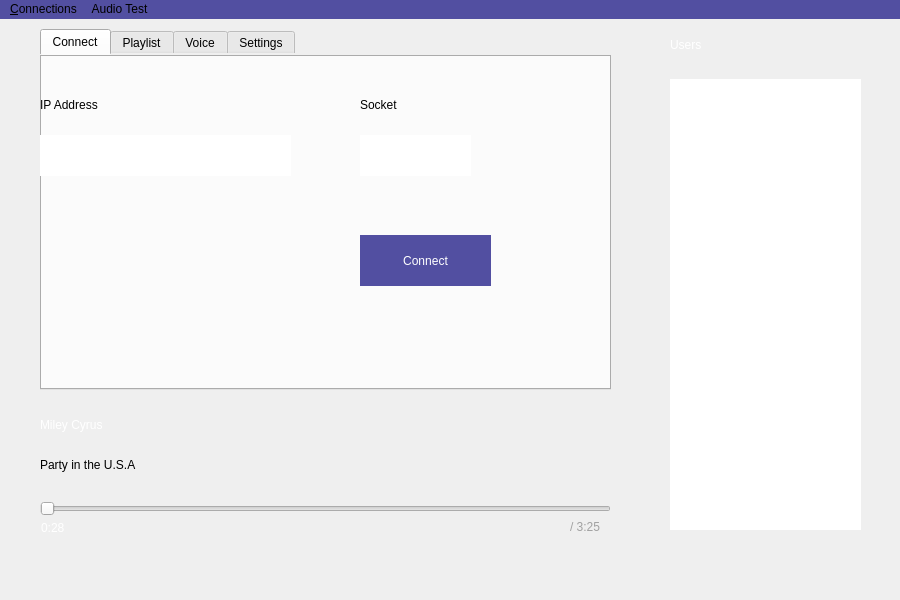
Before: the Qt Designer form Source/Client/mainwindow.ui in imoongom/commaudio, drawn with Qt 5.
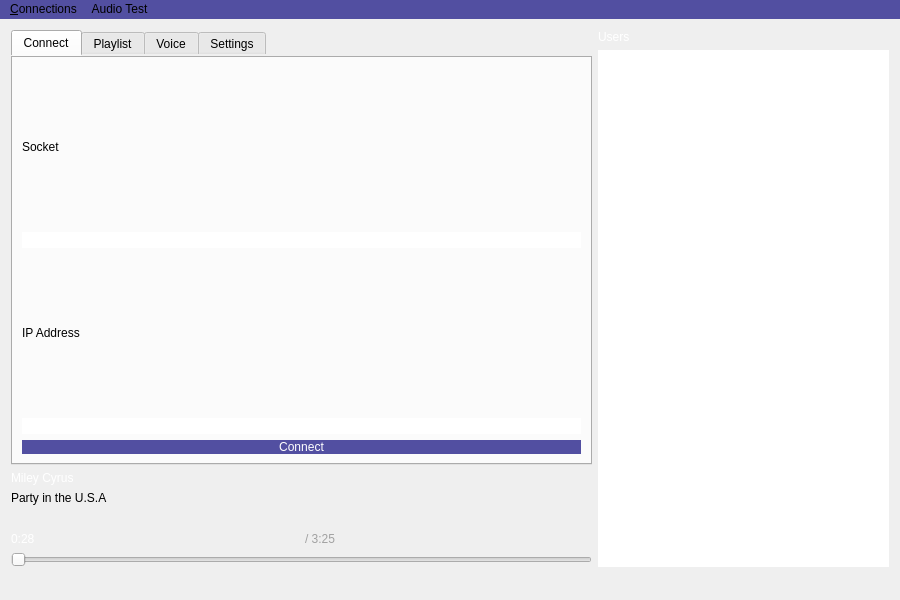
After: the same form once the commit is applied. The open tabs and pages were chosen to show the change.

Commit message: Implement scalable window and layout

The edit to the form file:
```diff
--- a/Source/Client/mainwindow.ui
+++ b/Source/Client/mainwindow.ui
@@ -11,21 +11,15 @@
    </rect>
   </property>
   <property name="sizePolicy">
-   <sizepolicy hsizetype="Fixed" vsizetype="Preferred">
+   <sizepolicy hsizetype="Expanding" vsizetype="Expanding">
     <horstretch>0</horstretch>
     <verstretch>0</verstretch>
    </sizepolicy>
   </property>
   <property name="minimumSize">
    <size>
-    <width>900</width>
-    <height>600</height>
-   </size>
-  </property>
-  <property name="maximumSize">
-   <size>
-    <width>900</width>
-    <height>600</height>
+    <width>600</width>
+    <height>300</height>
    </size>
   </property>
   <property name="windowTitle">
@@ -38,107 +32,46 @@
    <string notr="true">border: 0;</string>
   </property>
   <widget class="QWidget" name="centralWidget">
-   <widget class="QLabel" name="label_3">
-    <property name="geometry">
-     <rect>
-      <x>40</x>
-      <y>390</y>
-      <width>161</width>
-      <height>31</height>
-     </rect>
-    </property>
-    <property name="styleSheet">
-     <string notr="true">font: 57 8pt &quot;DINPro-Medium&quot;;
-font: 57 14pt &quot;Roboto Medium&quot;;
-color: white;</string>
-    </property>
-    <property name="text">
-     <string>Miley Cyrus</string>
-    </property>
-   </widget>
-   <widget class="QSlider" name="horizontalSlider">
-    <property name="geometry">
-     <rect>
-      <x>40</x>
-      <y>480</y>
-      <width>571</width>
-      <height>19</height>
-     </rect>
-    </property>
-    <property name="orientation">
-     <enum>Qt::Horizontal</enum>
-    </property>
-   </widget>
-   <widget class="QLabel" name="label_6">
-    <property name="geometry">
-     <rect>
-      <x>40</x>
-      <y>430</y>
-      <width>181</width>
-      <height>31</height>
-     </rect>
-    </property>
-    <property name="styleSheet">
-     <string notr="true">font: 57 8pt &quot;DINPro-Medium&quot;;
-font: 25 italic 11pt &quot;Roboto Light&quot;;</string>
-    </property>
-    <property name="text">
-     <string>Party in the U.S.A</string>
-    </property>
-   </widget>
+   <layout class="QHBoxLayout" name="horizontalLayout" stretch="2,1">
+    <item>
+     <layout class="QVBoxLayout" name="playerLayout">
+      <item>
    <widget class="QTabWidget" name="tabWidget">
-    <property name="geometry">
-     <rect>
-      <x>40</x>
-      <y>10</y>
-      <width>571</width>
-      <height>361</height>
-     </rect>
-    </property>
     <property name="styleSheet">
      <string notr="true">font: 57 11pt &quot;Roboto Medium&quot;;
 border: 0;
 </string>
     </property>
     <property name="currentIndex">
-     <number>1</number>
-    </property>
-    <widget class="QWidget" name="tab_3">
+         <number>2</number>
+        </property>
+        <widget class="QWidget" name="connectTab">
      <attribute name="title">
       <string>Connect</string>
      </attribute>
-     <widget class="QLineEdit" name="lineEdit_ip">
-      <property name="geometry">
-       <rect>
-        <x>0</x>
-        <y>80</y>
-        <width>251</width>
-        <height>41</height>
-       </rect>
-      </property>
-     </widget>
-     <widget class="QLabel" name="label_5">
-      <property name="geometry">
-       <rect>
-        <x>0</x>
-        <y>40</y>
-        <width>111</width>
-        <height>19</height>
-       </rect>
-      </property>
+         <layout class="QVBoxLayout" name="verticalLayout_5">
+          <item>
+           <widget class="QLabel" name="socketLabel">
+            <property name="text">
+             <string>Socket</string>
+            </property>
+           </widget>
+          </item>
+          <item>
+           <widget class="QLineEdit" name="lineEdit_ip"/>
+          </item>
+          <item>
+           <widget class="QLabel" name="ipLabel">
       <property name="text">
        <string>IP Address</string>
       </property>
      </widget>
+          </item>
+          <item>
+           <widget class="QLineEdit" name="lineEdit_port"/>
+          </item>
+          <item>
      <widget class="QPushButton" name="connectButton">
-      <property name="geometry">
-       <rect>
-        <x>320</x>
-        <y>180</y>
-        <width>131</width>
-        <height>51</height>
-       </rect>
-      </property>
       <property name="styleSheet">
        <string notr="true">background-color: #524FA1;
 color: white;</string>
@@ -153,56 +86,23 @@
        <bool>false</bool>
       </property>
      </widget>
-     <widget class="QLabel" name="label_7">
-      <property name="geometry">
-       <rect>
-        <x>320</x>
-        <y>40</y>
-        <width>101</width>
-        <height>19</height>
-       </rect>
-      </property>
-      <property name="text">
-       <string>Socket</string>
-      </property>
-     </widget>
-     <widget class="QLineEdit" name="lineEdit_port">
-      <property name="geometry">
-       <rect>
-        <x>320</x>
-        <y>80</y>
-        <width>111</width>
-        <height>41</height>
-       </rect>
-      </property>
-     </widget>
-    </widget>
-    <widget class="QWidget" name="tab">
+          </item>
+         </layout>
+        </widget>
+        <widget class="QWidget" name="playlistTab">
      <attribute name="title">
       <string>Playlist</string>
      </attribute>
+         <layout class="QVBoxLayout" name="verticalLayout_4">
+          <item>
      <widget class="QListWidget" name="playList">
-      <property name="geometry">
-       <rect>
-        <x>0</x>
-        <y>0</y>
-        <width>571</width>
-        <height>271</height>
-       </rect>
-      </property>
       <property name="styleSheet">
        <string notr="true">border: 0;</string>
       </property>
      </widget>
+          </item>
+          <item>
      <widget class="QPushButton" name="pushButton">
-      <property name="geometry">
-       <rect>
-        <x>370</x>
-        <y>280</y>
-        <width>191</width>
-        <height>31</height>
-       </rect>
-      </property>
       <property name="styleSheet">
        <string notr="true">background-color: #524FA1;
 color: white;</string>
@@ -211,20 +111,19 @@
        <string>Download</string>
       </property>
      </widget>
-    </widget>
-    <widget class="QWidget" name="tab_4">
+          </item>
+         </layout>
+         <zorder>playList</zorder>
+         <zorder>pushButton</zorder>
+         <zorder>artistLabel</zorder>
+        </widget>
+        <widget class="QWidget" name="voiceTab">
      <attribute name="title">
       <string>Voice</string>
      </attribute>
+         <layout class="QVBoxLayout" name="verticalLayout_3">
+          <item>
      <widget class="QPushButton" name="pushToTalk">
-      <property name="geometry">
-       <rect>
-        <x>190</x>
-        <y>120</y>
-        <width>181</width>
-        <height>51</height>
-       </rect>
-      </property>
       <property name="styleSheet">
        <string notr="true">background-color: #524FA1;
 color: white;</string>
@@ -233,81 +132,59 @@
        <string>Push to Talk</string>
       </property>
      </widget>
-    </widget>
-    <widget class="QWidget" name="tab_2">
+          </item>
+         </layout>
+        </widget>
+        <widget class="QWidget" name="settingsTab">
      <attribute name="title">
       <string>Settings</string>
      </attribute>
-     <widget class="QSlider" name="volumeSlider">
-      <property name="geometry">
-       <rect>
-        <x>0</x>
-        <y>70</y>
-        <width>321</width>
-        <height>22</height>
-       </rect>
-      </property>
-      <property name="orientation">
-       <enum>Qt::Horizontal</enum>
-      </property>
-     </widget>
+         <layout class="QVBoxLayout" name="verticalLayout_2">
+          <item>
      <widget class="QLabel" name="label_8">
-      <property name="geometry">
-       <rect>
-        <x>0</x>
-        <y>30</y>
-        <width>101</width>
-        <height>19</height>
-       </rect>
-      </property>
       <property name="text">
        <string>Volume</string>
       </property>
      </widget>
-    </widget>
-   </widget>
-   <widget class="QPushButton" name="playPauseButton">
-    <property name="geometry">
-     <rect>
-      <x>520</x>
-      <y>390</y>
-      <width>41</width>
-      <height>41</height>
-     </rect>
-    </property>
-    <property name="maximumSize">
-     <size>
-      <width>75</width>
-      <height>16777215</height>
-     </size>
-    </property>
-    <property name="font">
-     <font>
-      <family>Roboto</family>
-     </font>
+          </item>
+          <item>
+           <widget class="QSlider" name="volumeSlider">
+            <property name="orientation">
+             <enum>Qt::Horizontal</enum>
+            </property>
+           </widget>
+          </item>
+         </layout>
+        </widget>
+       </widget>
+      </item>
+      <item>
+       <widget class="QLabel" name="artistLabel">
+        <property name="styleSheet">
+         <string notr="true">font: 57 8pt &quot;DINPro-Medium&quot;;
+font: 57 14pt &quot;Roboto Medium&quot;;
+color: white;</string>
+        </property>
+        <property name="text">
+         <string>Miley Cyrus</string>
+        </property>
+       </widget>
+      </item>
+      <item>
+       <widget class="QLabel" name="titleLabel">
+        <property name="styleSheet">
+         <string notr="true">font: 57 8pt &quot;DINPro-Medium&quot;;
+font: 25 italic 11pt &quot;Roboto Light&quot;;</string>
     </property>
     <property name="text">
-     <string/>
-    </property>
-    <property name="iconSize">
-     <size>
-      <width>32</width>
-      <height>32</height>
-     </size>
-    </property>
-    <property name="default">
-     <bool>false</bool>
-    </property>
-   </widget>
+         <string>Party in the U.S.A</string>
+        </property>
+       </widget>
+      </item>
+      <item>
+       <layout class="QHBoxLayout" name="audioCtrlLayout">
+        <item>
    <widget class="QPushButton" name="stopButton">
-    <property name="geometry">
-     <rect>
-      <x>570</x>
-      <y>390</y>
-      <width>41</width>
-      <height>41</height>
-     </rect>
-    </property>
     <property name="maximumSize">
      <size>
       <width>75</width>
@@ -329,15 +206,40 @@
      </size>
     </property>
    </widget>
-   <widget class="QLabel" name="label">
-    <property name="geometry">
-     <rect>
-      <x>41</x>
-      <y>501</y>
-      <width>61</width>
-      <height>16</height>
-     </rect>
-    </property>
+        </item>
+        <item>
+         <widget class="QPushButton" name="playPauseButton">
+          <property name="maximumSize">
+           <size>
+            <width>75</width>
+            <height>16777215</height>
+           </size>
+          </property>
+          <property name="font">
+           <font>
+            <family>Roboto</family>
+           </font>
+          </property>
+          <property name="text">
+           <string/>
+          </property>
+          <property name="iconSize">
+           <size>
+            <width>32</width>
+            <height>32</height>
+           </size>
+          </property>
+          <property name="default">
+           <bool>false</bool>
+          </property>
+         </widget>
+        </item>
+       </layout>
+      </item>
+      <item>
+       <layout class="QGridLayout" name="audioInfoLayout">
+        <item row="0" column="0">
+         <widget class="QLabel" name="curCursorLabel">
     <property name="styleSheet">
      <string notr="true">font: 75 8pt &quot;Roboto Light&quot;;
 color: rgb(255, 255, 255);</string>
@@ -346,15 +248,9 @@
      <string>0:28</string>
     </property>
    </widget>
-   <widget class="QLabel" name="label_2">
-    <property name="geometry">
-     <rect>
-      <x>570</x>
-      <y>500</y>
-      <width>61</width>
-      <height>16</height>
-     </rect>
-    </property>
+        </item>
+        <item row="0" column="1">
+         <widget class="QLabel" name="maxCursorLabel">
     <property name="styleSheet">
      <string notr="true">font: 25 8pt &quot;Roboto Light&quot;;
 color: rgb(161, 161, 161);</string>
@@ -363,29 +259,22 @@
      <string>/ 3:25</string>
     </property>
    </widget>
-   <widget class="QListWidget" name="userList">
-    <property name="geometry">
-     <rect>
-      <x>670</x>
-      <y>60</y>
-      <width>191</width>
-      <height>451</height>
-     </rect>
-    </property>
-    <property name="styleSheet">
-     <string notr="true">font: 57 11pt &quot;Roboto Medium&quot;;
-</string>
-    </property>
-   </widget>
-   <widget class="QLabel" name="label_4">
-    <property name="geometry">
-     <rect>
-      <x>670</x>
-      <y>10</y>
-      <width>161</width>
-      <height>31</height>
-     </rect>
-    </property>
+        </item>
+       </layout>
+      </item>
+      <item>
+       <widget class="QSlider" name="cursorSlider">
+        <property name="orientation">
+         <enum>Qt::Horizontal</enum>
+        </property>
+       </widget>
+      </item>
+     </layout>
+    </item>
+    <item>
+     <layout class="QVBoxLayout" name="userLayout">
+      <item>
+       <widget class="QLabel" name="userLabel">
     <property name="styleSheet">
      <string notr="true">font: 57 8pt &quot;DINPro-Medium&quot;;
 font: 57 14pt &quot;Roboto Medium&quot;;
@@ -395,15 +284,26 @@
      <string>Users</string>
     </property>
    </widget>
-  </widget>
-  <widget class="QStatusBar" name="statusBar"/>
+      </item>
+      <item>
+       <widget class="QListWidget" name="userList">
+        <property name="styleSheet">
+         <string notr="true">font: 57 11pt &quot;Roboto Medium&quot;;
+</string>
+        </property>
+       </widget>
+      </item>
+     </layout>
+    </item>
+   </layout>
+  </widget>
   <widget class="QMenuBar" name="menuBar">
    <property name="geometry">
     <rect>
      <x>0</x>
      <y>0</y>
      <width>900</width>
-     <height>21</height>
+     <height>30</height>
     </rect>
    </property>
    <property name="styleSheet">
@@ -427,6 +327,7 @@
    <addaction name="menuConnections"/>
    <addaction name="menuAudio_Test"/>
   </widget>
+  <widget class="QStatusBar" name="statusBar"/>
   <action name="action_Request_Playlist">
    <property name="text">
     <string>&amp;Request Playlist</string>
```
Lines whose indentation alone changed are shown as unchanged.
